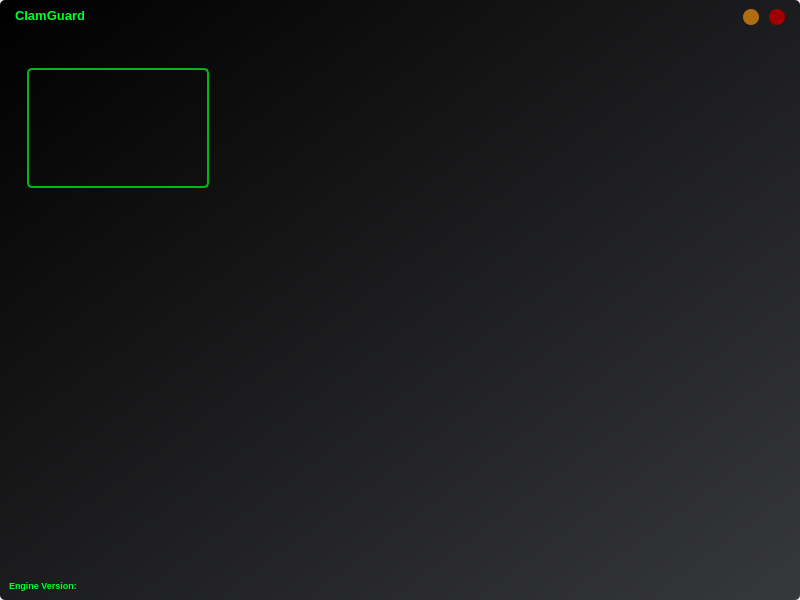
Above: mainWindow.ui from 5trange/ClamGuard before the change. Below: the same form after it.
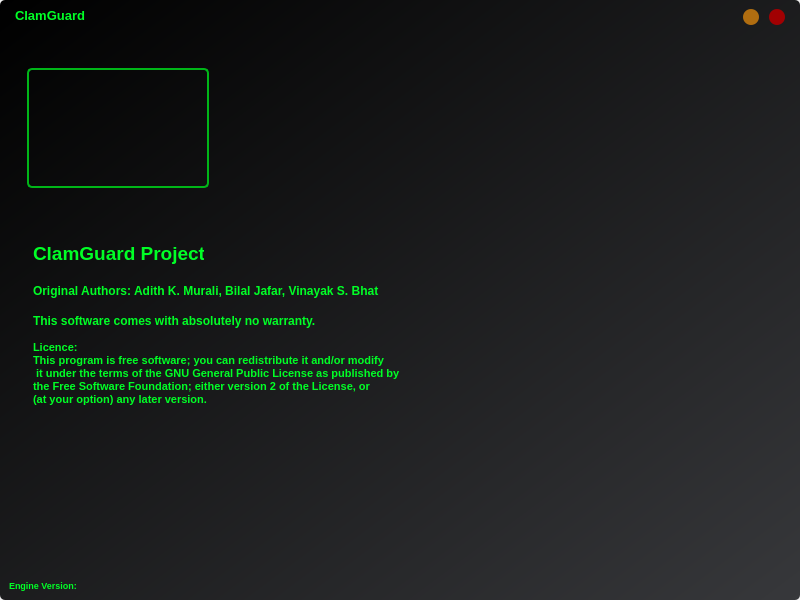
That is the form after the change. The open tabs and pages were chosen to show the change. Icons and pictures are not drawn.

Commit message: Added License information

```diff
--- a/mainWindow.ui
+++ b/mainWindow.ui
@@ -1066,6 +1066,167 @@
                 <property name="frameShadow">
                  <enum>QFrame::Raised</enum>
                 </property>
+                <widget class="QLabel" name="label">
+                 <property name="geometry">
+                  <rect>
+                   <x>15</x>
+                   <y>20</y>
+                   <width>171</width>
+                   <height>21</height>
+                  </rect>
+                 </property>
+                 <property name="minimumSize">
+                  <size>
+                   <width>0</width>
+                   <height>21</height>
+                  </size>
+                 </property>
+                 <property name="maximumSize">
+                  <size>
+                   <width>16777215</width>
+                   <height>21</height>
+                  </size>
+                 </property>
+                 <property name="font">
+                  <font>
+                   <family>Ubuntu</family>
+                   <pointsize>14</pointsize>
+                   <weight>75</weight>
+                   <bold>true</bold>
+                  </font>
+                 </property>
+                 <property name="styleSheet">
+                  <string notr="true">QLabel
+{
+	color: rgb(0, 255, 38);
+	border:none;
+}
+
+	</string>
+                 </property>
+                 <property name="text">
+                  <string>ClamGuard Project</string>
+                 </property>
+                </widget>
+                <widget class="QLabel" name="label_2">
+                 <property name="geometry">
+                  <rect>
+                   <x>15</x>
+                   <y>60</y>
+                   <width>361</width>
+                   <height>16</height>
+                  </rect>
+                 </property>
+                 <property name="maximumSize">
+                  <size>
+                   <width>16777215</width>
+                   <height>21</height>
+                  </size>
+                 </property>
+                 <property name="font">
+                  <font>
+                   <family>Ubuntu</family>
+                   <pointsize>9</pointsize>
+                   <weight>75</weight>
+                   <bold>true</bold>
+                  </font>
+                 </property>
+                 <property name="styleSheet">
+                  <string notr="true">QLabel
+{
+	color: rgb(0, 255, 38);
+	border:none;
+}
+
+	</string>
+                 </property>
+                 <property name="text">
+                  <string>Original Authors: Adith K. Murali, Bilal Jafar, Vinayak S. Bhat</string>
+                 </property>
+                </widget>
+                <widget class="QLabel" name="label_3">
+                 <property name="geometry">
+                  <rect>
+                   <x>15</x>
+                   <y>90</y>
+                   <width>291</width>
+                   <height>16</height>
+                  </rect>
+                 </property>
+                 <property name="font">
+                  <font>
+                   <family>Ubuntu</family>
+                   <pointsize>9</pointsize>
+                   <weight>75</weight>
+                   <bold>true</bold>
+                  </font>
+                 </property>
+                 <property name="styleSheet">
+                  <string notr="true">QLabel
+{
+	color: rgb(0, 255, 38);
+	border:none;
+}
+
+	</string>
+                 </property>
+                 <property name="text">
+                  <string>This software comes with absolutely no warranty.</string>
+                 </property>
+                </widget>
+                <widget class="QLabel" name="label_4">
+                 <property name="geometry">
+                  <rect>
+                   <x>15</x>
+                   <y>110</y>
+                   <width>551</width>
+                   <height>81</height>
+                  </rect>
+                 </property>
+                 <property name="font">
+                  <font>
+                   <family>Ubuntu</family>
+                   <pointsize>8</pointsize>
+                   <weight>75</weight>
+                   <bold>true</bold>
+                  </font>
+                 </property>
+                 <property name="styleSheet">
+                  <string notr="true">QLabel
+{
+	color: rgb(0, 255, 38);
+	border:none;
+}
+
+	</string>
+                 </property>
+                 <property name="text">
+                  <string>Licence:
+This program is free software; you can redistribute it and/or modify
+ it under the terms of the GNU General Public License as published by
+the Free Software Foundation; either version 2 of the License, or
+(at your option) any later version.</string>
+                 </property>
+                </widget>
+                <widget class="QLabel" name="label_5">
+                 <property name="geometry">
+                  <rect>
+                   <x>15</x>
+                   <y>260</y>
+                   <width>101</width>
+                   <height>41</height>
+                  </rect>
+                 </property>
+                 <property name="text">
+                  <string/>
+                 </property>
+                 <property name="pixmap">
+                  <pixmap>img/GitHub.png</pixmap>
+                 </property>
+                 <property name="scaledContents">
+                  <bool>true</bool>
+                 </property>
+                </widget>
                </widget>
               </item>
              </layout>
```
The commit also changes 1 other file.
